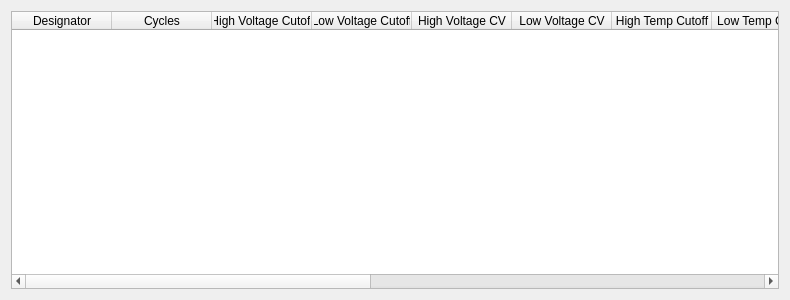
Before: the Qt Designer form wizardpagethree.ui in Lexcelon/batlab-toolkit-gui, drawn with Qt 5.
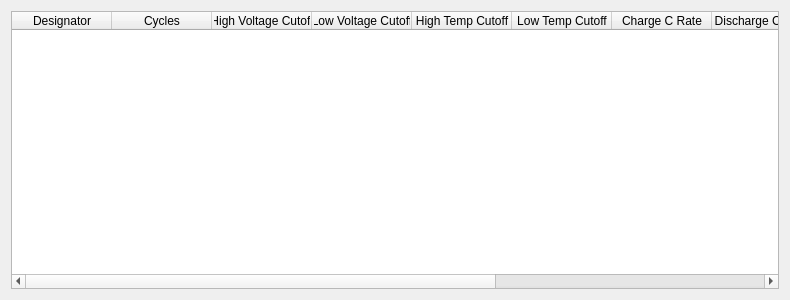
After: the same form once the commit is applied.

Commit message: removed unneccesary fields, added c rates

Diff of the .ui file:
```diff
--- a/wizardpagethree.ui
+++ b/wizardpagethree.ui
@@ -23,7 +23,7 @@
    <item row="0" column="0">
     <widget class="QTableWidget" name="tableWidget">
      <property name="columnCount">
-      <number>15</number>
+      <number>11</number>
      </property>
      <attribute name="horizontalHeaderCascadingSectionResizes">
       <bool>true</bool>
@@ -51,16 +51,6 @@
        <string>Low Voltage Cutoff</string>
       </property>
      </column>
-     <column>
-      <property name="text">
-       <string>High Voltage CV</string>
-      </property>
-     </column>
-     <column>
-      <property name="text">
-       <string>Low Voltage CV</string>
-      </property>
-     </column>
      <column>
       <property name="text">
        <string>High Temp Cutoff</string>
@@ -73,12 +63,12 @@
      </column>
      <column>
       <property name="text">
-       <string>Charge Current Safety Cutoff</string>
+       <string>Charge C Rate</string>
       </property>
      </column>
      <column>
       <property name="text">
-       <string>Discharge Current Safety Cutoff</string>
+       <string>Discharge C Rate</string>
       </property>
      </column>
      <column>
@@ -96,16 +86,6 @@
        <string>Sinewave Frequency</string>
       </property>
      </column>
-     <column>
-      <property name="text">
-       <string>Pulse On Time</string>
-      </property>
-     </column>
-     <column>
-      <property name="text">
-       <string>Pulse Off Time</string>
-      </property>
-     </column>
     </widget>
    </item>
   </layout>
```
The commit also changes 7 other files.
